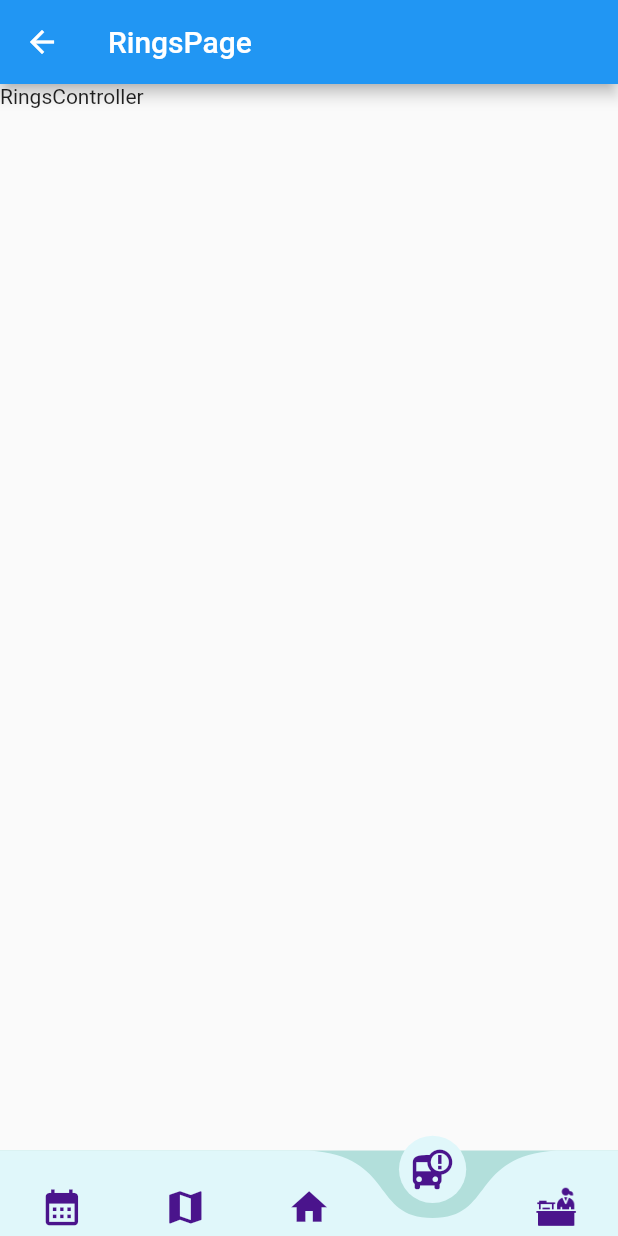
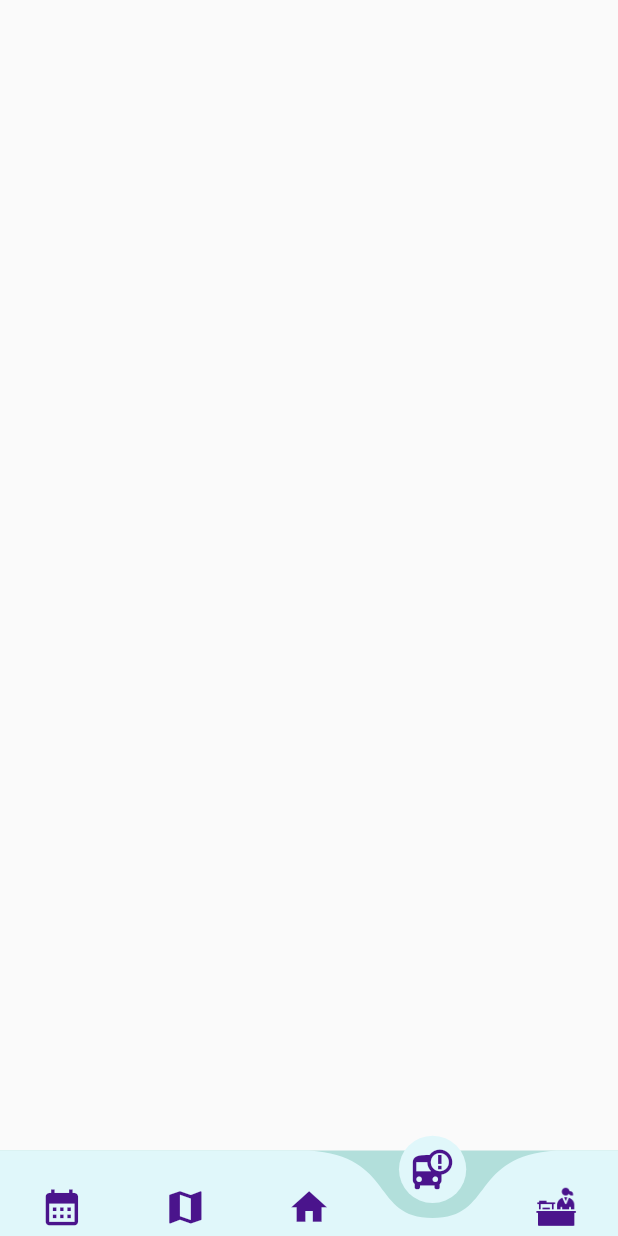
Before and after one commit to oakarakum/hachat, a Flutter app: the RingsPage screen opened by its route, on a phone screen of 412 x 824 dp. Run offline on Flutter 3.47's test engine with Material 2 defaults, Android fonts, the phone set to English and light mode, and no system bars; drawn by our look-alikes of curved_navigation_bar; our stand-ins replace animate_do, flutter_svg, get, google_fonts, responsive_sizer; statements that could not run were skipped.

```diff
--- a/lib/app/ui/pages/rings_page.dart
+++ b/lib/app/ui/pages/rings_page.dart
@@ -1,16 +1,22 @@
+
+// ignore_for_file: prefer_const_literals_to_create_immutables
 
 import 'package:curved_navigation_bar/curved_navigation_bar.dart';
 import 'package:flutter/material.dart';
 import 'package:get/get.dart';
+import 'package:responsive_sizer/responsive_sizer.dart';
 import '../../controllers/rings_controller.dart';
 
 
 class RingsPage extends GetView<RingsController> {
+  const RingsPage({super.key});
+
   @override
   Widget build(BuildContext context) {
     return Scaffold(
       appBar: AppBar(
-        title: Text('RingsPage'),
+        toolbarHeight: 0,
+        backgroundColor: Colors.white,
       ),
       bottomNavigationBar: CurvedNavigationBar(
           height: 57,
@@ -19,12 +25,23 @@ class RingsPage extends GetView<RingsController> {
           onTap: (value) {
             controller.changeTabsIndex;
           },
-          backgroundColor: Color(0xffb2dfdb),
-          color: Color(0xffe0f7fa),
+          backgroundColor: const Color(0xffb2dfdb),
+          color: const Color(0xffe0f7fa),
         ),
-      body: SafeArea(
-        child: Text('RingsController'),
-      ),
+      body: SingleChildScrollView(
+        child: Container(
+          height: 100.h,
+          width: 100.w,
+          decoration: const BoxDecoration(),
+          child: Column(
+            mainAxisAlignment: MainAxisAlignment.start,
+            crossAxisAlignment: CrossAxisAlignment.start,
+            children: [
+
+            ],
+          ),
+        ),
+      )
     );
   }
 }
```
Also changed, not shown: lib/app/ui/pages/foodlist_page.dart (+20 -5 lines), assets/dining_hall4.jpg (added).
